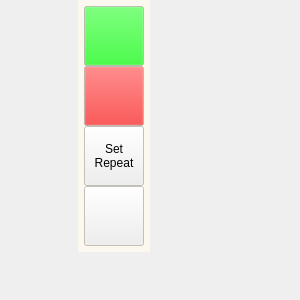
Before: the Qt Designer form src/taskbar.ui in roastduck/calendar, drawn with Qt 5.
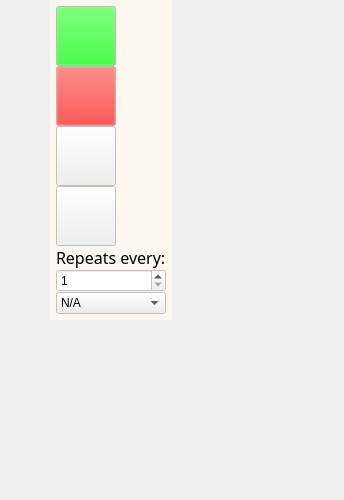
After: the same form once the commit is applied. Icons and pictures are not drawn.

Commit message: select repeat

Patch:
```diff
--- a/src/taskbar.ui
+++ b/src/taskbar.ui
@@ -9,8 +9,8 @@
    <rect>
     <x>0</x>
     <y>0</y>
-    <width>300</width>
-    <height>300</height>
+    <width>344</width>
+    <height>500</height>
    </rect>
   </property>
   <property name="sizePolicy">
@@ -22,7 +22,7 @@
   <property name="minimumSize">
    <size>
     <width>300</width>
-    <height>300</height>
+    <height>500</height>
    </size>
   </property>
   <property name="maximumSize">
@@ -367,35 +367,6 @@
              </property>
             </widget>
            </item>
-           <item>
-            <widget class="QPushButton" name="repeatButton">
-             <property name="sizePolicy">
-              <sizepolicy hsizetype="Expanding" vsizetype="Expanding">
-               <horstretch>0</horstretch>
-               <verstretch>0</verstretch>
-              </sizepolicy>
-             </property>
-             <property name="minimumSize">
-              <size>
-               <width>60</width>
-               <height>60</height>
-              </size>
-             </property>
-             <property name="maximumSize">
-              <size>
-               <width>60</width>
-               <height>60</height>
-              </size>
-             </property>
-             <property name="toolTip">
-              <string>Set the task to repeat by an interval</string>
-             </property>
-             <property name="text">
-              <string>Set
-Repeat</string>
-             </property>
-            </widget>
-           </item>
            <item>
             <widget class="QPushButton" name="deleteButton">
              <property name="sizePolicy">
@@ -434,6 +405,82 @@
              </property>
             </widget>
            </item>
+           <item>
+            <widget class="QPushButton" name="deleteAllButton">
+             <property name="minimumSize">
+              <size>
+               <width>60</width>
+               <height>60</height>
+              </size>
+             </property>
+             <property name="maximumSize">
+              <size>
+               <width>60</width>
+               <height>60</height>
+              </size>
+             </property>
+             <property name="toolTip">
+              <string>Delete this task including repeated series</string>
+             </property>
+             <property name="text">
+              <string/>
+             </property>
+             <property name="icon">
+              <iconset resource="icon.qrc">
+               <normaloff>:/icon/resource/deleteall.ico</normaloff>:/icon/resource/deleteall.ico</iconset>
+             </property>
+             <property name="iconSize">
+              <size>
+               <width>48</width>
+               <height>48</height>
+              </size>
+             </property>
+            </widget>
+           </item>
+           <item>
+            <widget class="QLabel" name="label">
+             <property name="font">
+              <font>
+               <family>SimSun-ExtB</family>
+               <pointsize>12</pointsize>
+              </font>
+             </property>
+             <property name="text">
+              <string>Repeats every:</string>
+             </property>
+            </widget>
+           </item>
+           <item>
+            <widget class="QSpinBox" name="spinBox">
+             <property name="minimum">
+              <number>1</number>
+             </property>
+            </widget>
+           </item>
+           <item>
+            <widget class="QComboBox" name="comboBox">
+             <item>
+              <property name="text">
+               <string>N/A</string>
+              </property>
+             </item>
+             <item>
+              <property name="text">
+               <string>days</string>
+              </property>
+             </item>
+             <item>
+              <property name="text">
+               <string>months</string>
+              </property>
+             </item>
+             <item>
+              <property name="text">
+               <string>years</string>
+              </property>
+             </item>
+            </widget>
+           </item>
           </layout>
          </widget>
         </item>
```
Left out of the diff: 5 changed lines with no effect on the pictures. The commit also changes 16 other files.
